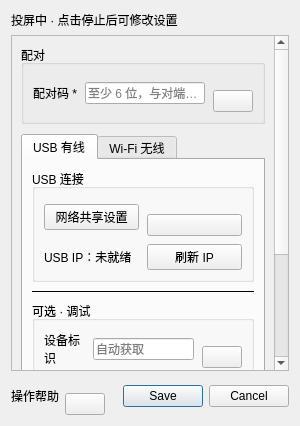
First picture: the form in Furina/settings.ui, repository HuTaoUnknow/Fukaros-Furina, before the edit.
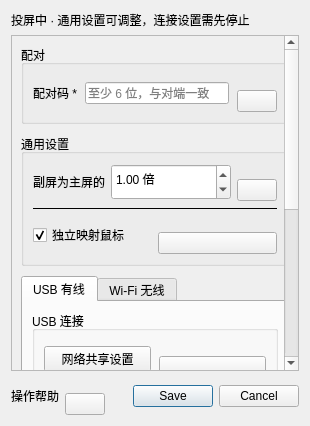
Second picture: the form after the edit. Custom widgets are drawn as their Qt base class.

Commit message: Release 0.4.18 with independent cursor and synchronized fullscreen state

```diff
--- a/Furina/settings.ui
+++ b/Furina/settings.ui
@@ -9,7 +9,7 @@
    <item>
     <widget class="QLabel" name="sessionSettingsHint">
      <property name="text">
-      <string>投屏中 · 点击停止后可修改设置</string>
+      <string>投屏中 · 通用设置可调整，连接设置需先停止</string>
      </property>
      <property name="wordWrap">
       <bool>true</bool>
@@ -116,6 +116,47 @@
          </layout>
         </widget>
        </item>
+       <item>
+        <widget class="QGroupBox" name="pointerGroup">
+         <property name="title"><string>通用设置</string></property>
+         <layout class="QVBoxLayout" name="generalLayout">
+ <item><layout class="QHBoxLayout" name="pointerLayout">
+          <item><widget class="QLabel" name="pointerLabel"><property name="text"><string>副屏为主屏的</string></property></widget></item>
+          <item><widget class="QDoubleSpinBox" name="pointerMultiplier">
+           <property name="minimum"><double>0.250000000000000</double></property>
+           <property name="maximum"><double>4.000000000000000</double></property>
+           <property name="singleStep"><double>0.100000000000000</double></property>
+           <property name="value"><double>1.000000000000000</double></property>
+           <property name="suffix"><string> 倍</string></property>
+           <property name="minimumSize"><size><width>120</width><height>36</height></size></property>
+           <property name="keyboardTracking"><bool>false</bool></property>
+          </widget></item>
+          <item><layout class="QVBoxLayout" name="pointerHelpLayout">
+           <property name="spacing"><number>0</number></property>
+           <item><spacer name="pointerHelpSpring"><property name="orientation"><enum>Qt::Vertical</enum></property><property name="sizeHint" stdset="0"><size><width>0</width><height>16</height></size></property></spacer></item>
+           <item><widget class="StepHelpButton" name="pointerHelp">
+            <property name="helpTitle" stdset="0"><string>分屏鼠标速率</string></property>
+            <property name="steps" stdset="0"><string>1. 主屏沿用当前系统鼠标速率。
+2. 副屏按此倍率调整：1 倍相同，2 倍更快，0.5 倍更慢。
+3. 修改立即保存，连接后双端同步，投屏时也可调整。
+4. 仅作用于电脑鼠标在扩展屏内的移动；停止扩展后恢复。</string></property>
+           </widget></item>
+          </layout></item>
+         </layout></item>
+         <item><widget class="QFrame" name="cursorSeparator"><property name="frameShape"><enum>QFrame::HLine</enum></property></widget></item>
+         <item><layout class="QHBoxLayout" name="cursorMappingRow">
+          <item><widget class="QCheckBox" name="independentCursor"><property name="text"><string>独立映射鼠标</string></property><property name="checked"><bool>true</bool></property></widget></item>
+          <item><layout class="QVBoxLayout" name="cursorMappingHelpLayout"><property name="spacing"><number>0</number></property>
+           <item><spacer name="cursorMappingHelpSpring"><property name="orientation"><enum>Qt::Vertical</enum></property><property name="sizeHint" stdset="0"><size><width>0</width><height>16</height></size></property></spacer></item>
+           <item><widget class="StepHelpButton" name="cursorMappingHelp"><property name="helpTitle" stdset="0"><string>独立映射鼠标</string></property><property name="steps" stdset="0"><string>1. 勾选后，电脑鼠标的位置和图案通过独立连接发送，移动端直接绘制，减少等待视频的延迟。
+2. 取消勾选后，鼠标与屏幕一起编码传输。
+3. 双端同步并立即保存，投屏期间可切换。独立连接不可用时自动沿用合成方式。
+4. 适用于电脑向移动端投屏。反色图案在独立模式中以黑白轮廓显示。</string></property></widget></item>
+          </layout></item>
+         </layout></item>
+         </layout>
+        </widget>
+       </item>
        <item>
         <widget class="QTabWidget" name="connectionTabs">
          <widget class="QWidget" name="usbPage">
```
The commit also changes 84 other files.
